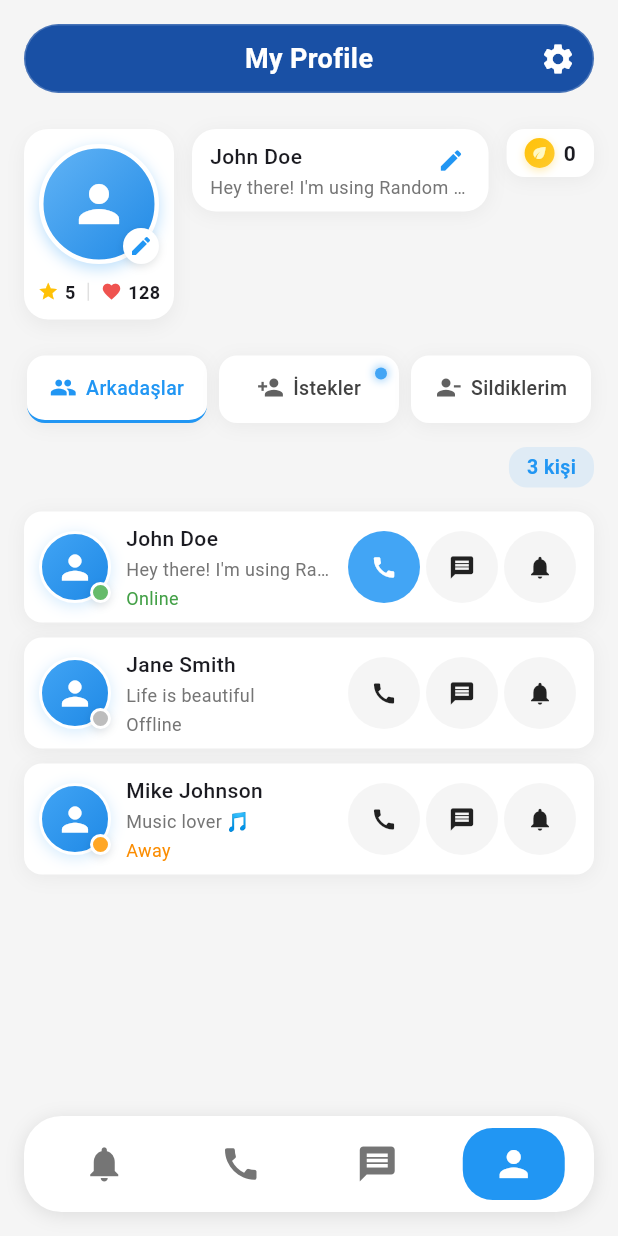
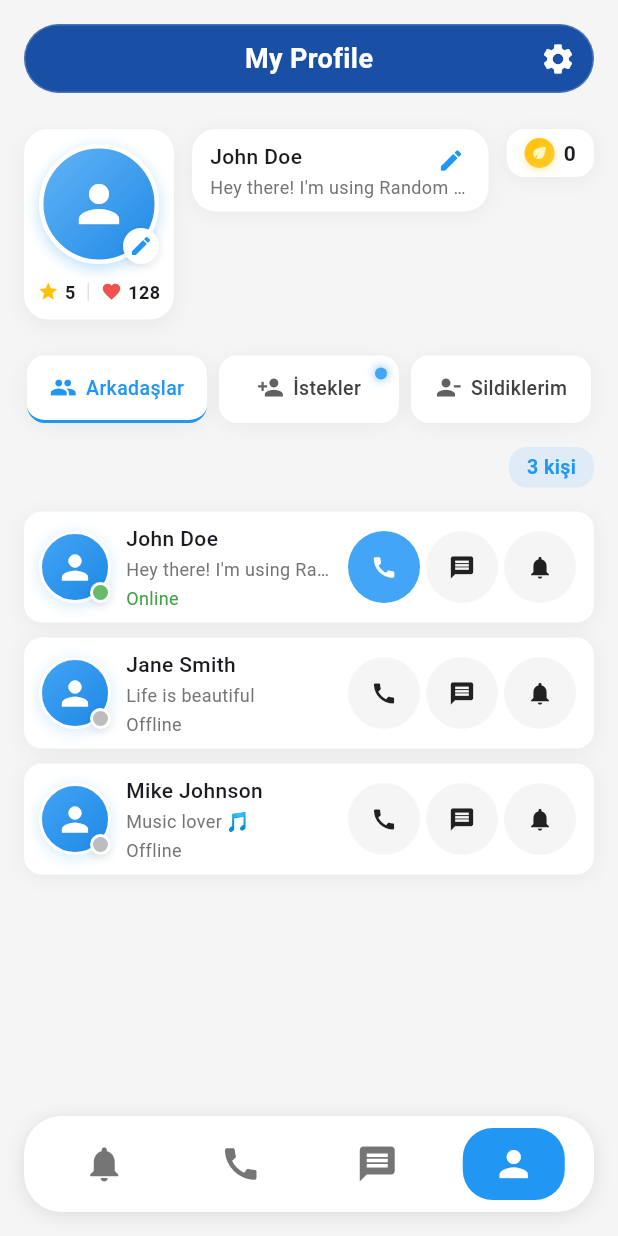
Before and after one commit to dogukantokgoz/random_match_mobile_app, a Flutter app: the screen it shows after launch, item 4 of the bottom bar chosen, on a phone screen of 412 x 824 dp. Run offline on Flutter 3.47's test engine with Material 3 defaults, Android fonts, the phone set to English and light mode, and no system bars.

Commit message:
person list edited

```diff
--- a/lib/components/profile_avatar_card.dart
+++ b/lib/components/profile_avatar_card.dart
@@ -177,9 +177,7 @@ class ProfileAvatarCard extends StatelessWidget {
                       decoration: BoxDecoration(
                         color: status == 'Online'
                             ? Colors.green
-                            : status == 'Away'
-                                ? Colors.orange
-                                : Colors.grey,
+                            : Colors.grey,
                         shape: BoxShape.circle,
                         border: Border.all(
                           color: backgroundColor,
--- a/lib/screens/chat_screen.dart
+++ b/lib/screens/chat_screen.dart
@@ -296,9 +296,7 @@ class _ChatScreenState extends State<ChatScreen> {
                                   shape: BoxShape.circle,
                                   color: widget.user['status'].toLowerCase() == 'online'
                                       ? Colors.green[400]
-                                      : widget.user['status'].toLowerCase() == 'away'
-                                          ? Colors.orange[400]
-                                          : Colors.grey[400],
+                                      : Colors.grey[400],
                                   border: Border.all(
                                     color: Colors.white,
                                     width: 2,
--- a/lib/screens/messages_screen.dart
+++ b/lib/screens/messages_screen.dart
@@ -50,7 +50,7 @@ class _MessagesScreenState extends State<MessagesScreen> {
       'lastMessage': 'Great idea!',
       'time': '2 hours ago',
       'unread': true,
-      'status': 'Away',
+      'status': 'Offline',
       'level': 7,
       'likes': 256
     },
@@ -199,9 +199,7 @@ class _MessagesScreenState extends State<MessagesScreen> {
                           shape: BoxShape.circle,
                           color: message['status'].toLowerCase() == 'online'
                               ? Colors.green[400]
-                              : message['status'].toLowerCase() == 'away'
-                                  ? Colors.orange[400]
-                                  : Colors.grey[400],
+                              : Colors.grey[400],
                           border: Border.all(
                             color: Colors.white,
                             width: 2,
@@ -250,9 +248,7 @@ class _MessagesScreenState extends State<MessagesScreen> {
                           fontSize: 12,
                           color: message['status'].toLowerCase() == 'online'
                               ? Colors.green[600]
-                              : message['status'].toLowerCase() == 'away'
-                                  ? Colors.orange[600]
-                                  : Colors.grey[600],
+                              : Colors.grey[600],
                         ),
                         maxLines: 1,
                         overflow: TextOverflow.ellipsis,
--- a/lib/screens/notifications_screen.dart
+++ b/lib/screens/notifications_screen.dart
@@ -156,9 +156,7 @@ class _NotificationsScreenState extends State<NotificationsScreen> {
                           shape: BoxShape.circle,
                           color: notification['user']['status'].toLowerCase() == 'online'
                               ? Colors.green[400]
-                              : notification['user']['status'].toLowerCase() == 'away'
-                                  ? Colors.orange[400]
-                                  : Colors.grey[400],
+                              : Colors.grey[400],
                           border: Border.all(
                             color: Colors.white,
                             width: 2,
--- a/lib/screens/profile_screen.dart
+++ b/lib/screens/profile_screen.dart
@@ -32,11 +32,11 @@ class _ProfileScreenState extends State<ProfileScreen> {
     'Arkadaşlar': {'color': Colors.blue, 'icon': Icons.people, 'items': [
       {'name': 'John Doe', 'status': 'Online', 'level': 5, 'likes': 128, 'bio': 'Hey there! I\'m using Random Match'},
       {'name': 'Jane Smith', 'status': 'Offline', 'level': 3, 'likes': 64, 'bio': 'Life is beautiful'},
-      {'name': 'Mike Johnson', 'status': 'Away', 'level': 7, 'likes': 256, 'bio': 'Music lover 🎵'},
+      {'name': 'Mike Johnson', 'status': 'Offline', 'level': 7, 'likes': 256, 'bio': 'Music lover 🎵'},
     ]},
     'İstekler': {'color': Colors.green, 'icon': Icons.person_add, 'items': [
       {'name': 'Alice Brown', 'status': 'Online', 'level': 4, 'likes': 96, 'bio': 'Adventure seeker'},
-      {'name': 'Bob Wilson', 'status': 'Away', 'level': 6, 'likes': 158, 'bio': 'Sports enthusiast ⚽'},
+      {'name': 'Bob Wilson', 'status': 'Offline', 'level': 6, 'likes': 158, 'bio': 'Sports enthusiast ⚽'},
       {'name': 'Carol White', 'status': 'Online', 'level': 2, 'likes': 42, 'bio': 'Art & Design'},
     ]},
     'Sildiklerim': {'color': Colors.red, 'icon': Icons.person_remove, 'items': [
@@ -406,9 +406,7 @@ class _ProfileScreenState extends State<ProfileScreen> {
                           shape: BoxShape.circle,
                           color: status.toLowerCase() == 'online'
                               ? Colors.green[400]
-                              : status.toLowerCase() == 'away'
-                                  ? Colors.orange[400]
-                                  : Colors.grey[400],
+                              : Colors.grey[400],
                           border: Border.all(
                             color: Colors.white,
                             width: 2,
@@ -457,9 +455,7 @@ class _ProfileScreenState extends State<ProfileScreen> {
                           fontSize: 12,
                           color: status.toLowerCase() == 'online'
                               ? Colors.green[600]
-                              : status.toLowerCase() == 'away'
-                                  ? Colors.orange[600]
-                                  : Colors.grey[600],
+                              : Colors.grey[600],
                         ),
                         maxLines: 1,
                         overflow: TextOverflow.ellipsis,
```
